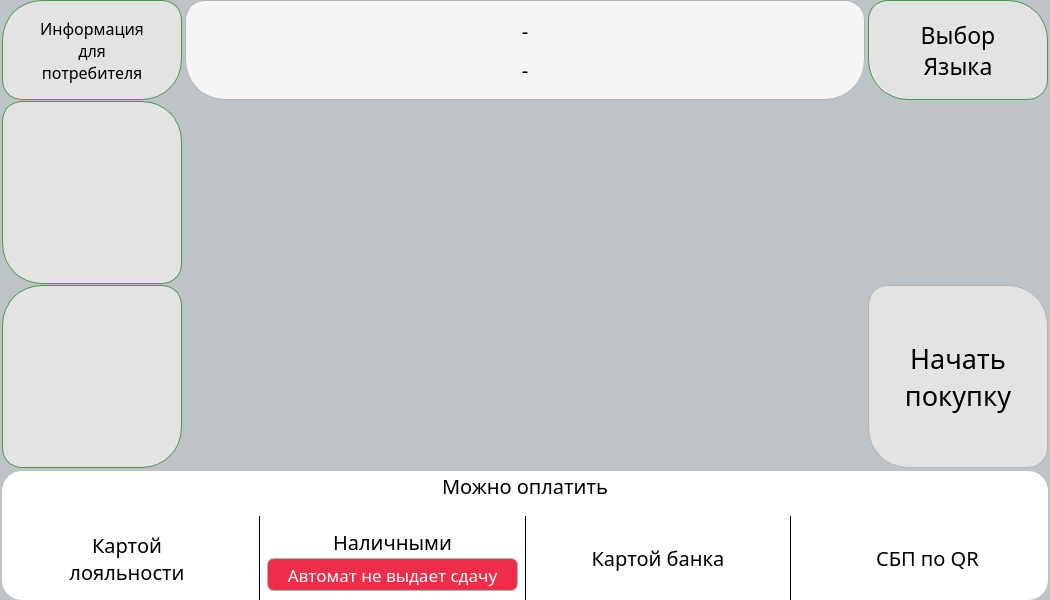
The window that services/gui/resources/ui_interface/waiting_window.ui (dmitriymikryukov/vodobox-pro) describes before a commit, drawn with Qt 5.
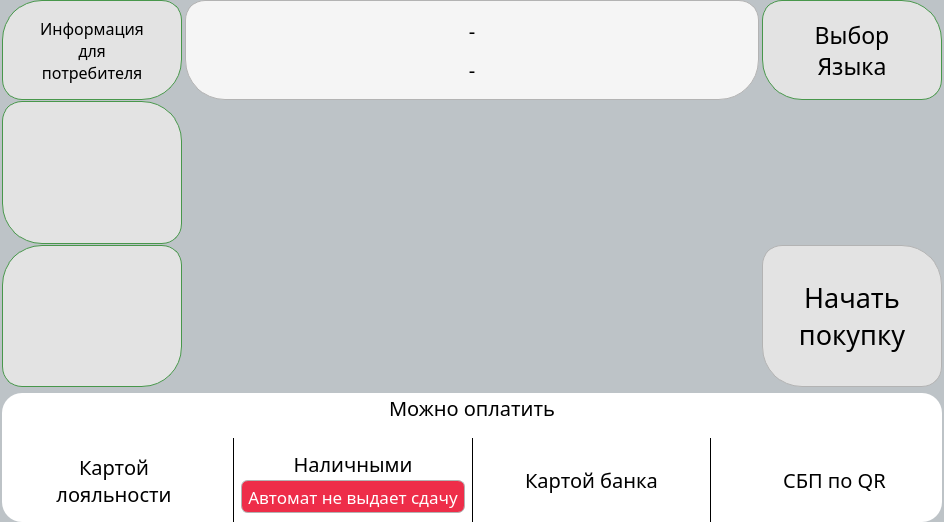
The same window after the commit. The open tabs and pages were chosen to show the change.

Commit message: change max size for logo and decrease spacing between buttons in waiting window

Diff of the .ui file:
```diff
--- a/services/gui/resources/ui_interface/waiting_window.ui
+++ b/services/gui/resources/ui_interface/waiting_window.ui
@@ -6,8 +6,8 @@
    <rect>
     <x>0</x>
     <y>0</y>
-    <width>1050</width>
-    <height>600</height>
+    <width>944</width>
+    <height>522</height>
    </rect>
   </property>
   <property name="maximumSize">
@@ -489,7 +489,7 @@
           <number>0</number>
          </property>
          <property name="bottomMargin">
-          <number>3</number>
+          <number>6</number>
          </property>
          <item alignment="Qt::AlignLeft">
           <widget class="QFrame" name="frame_6">
@@ -1892,7 +1892,7 @@
             <item>
              <widget class="QStackedWidget" name="second_top_right_stack_widget">
               <property name="currentIndex">
-               <number>1</number>
+               <number>0</number>
               </property>
               <widget class="QWidget" name="empty_second_top_right_page">
                <property name="styleSheet">
```
The commit also changes 1 other file.
